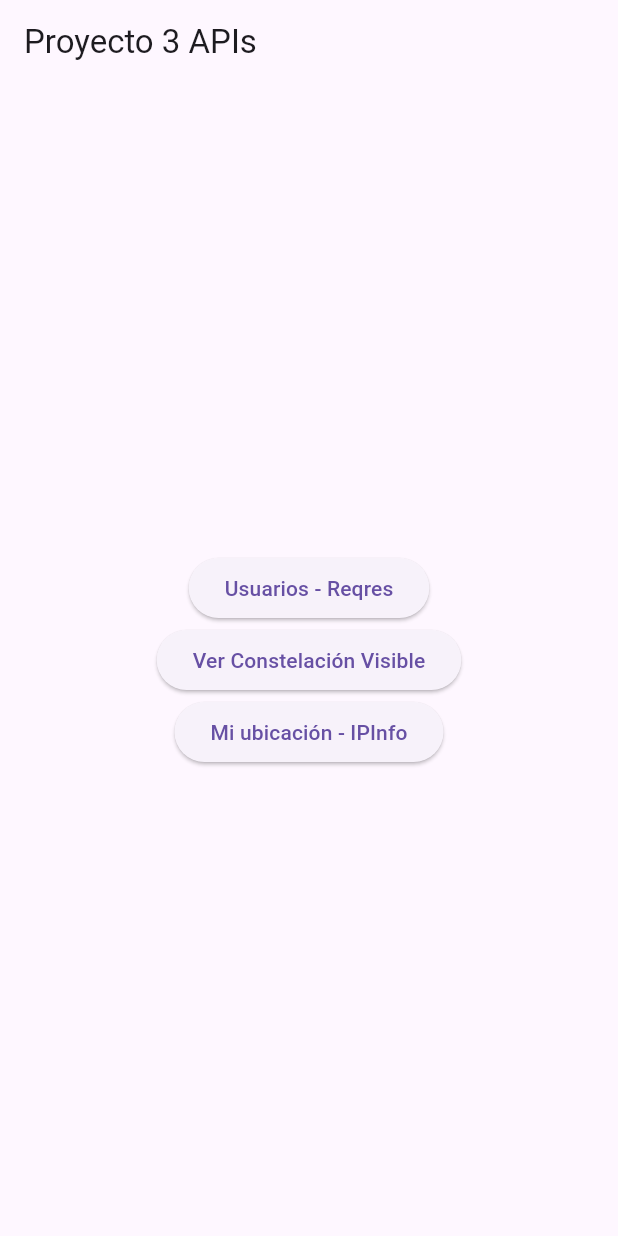
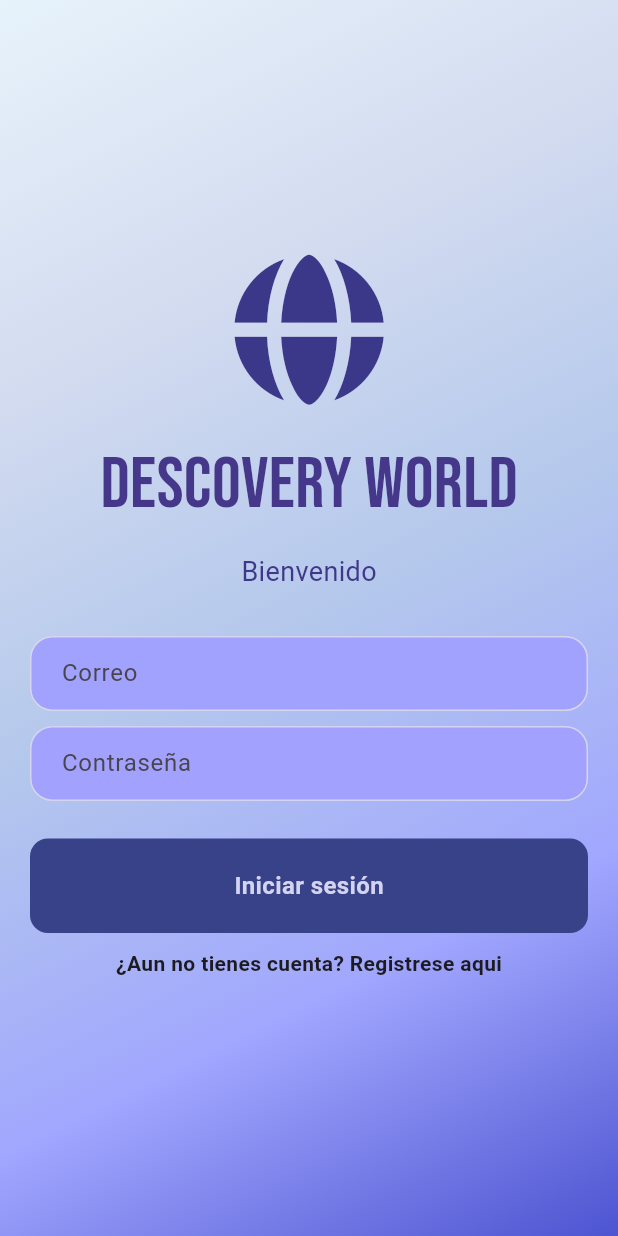
Before and after one commit to alexisollwell/proyectos, a Flutter app: the screen it shows after launch, on a phone screen of 412 x 824 dp. Run offline on Flutter 3.47's test engine with Material 3 defaults, Android fonts, the phone set to English and light mode, and no system bars; our stand-ins replace font_awesome_flutter, google_fonts.

Commit message:
Login hecho

```diff
--- a/Equipo_1/lib/main.dart
+++ b/Equipo_1/lib/main.dart
@@ -1,4 +1,5 @@
 import 'package:flutter/material.dart';
+import 'package:proyectos/views/pages/login_page.dart';
 import 'views/pages/users_page.dart';
 import 'views/pages/spacex_page.dart';
 import 'views/pages/ipinfo_page.dart';
@@ -15,7 +16,7 @@ class MyApp extends StatelessWidget {
     return MaterialApp(
       title: 'Proyecto APIs',
       debugShowCheckedModeBanner: false,
-      home: const HomePage(),
+      home: const LoginPage(),
     );
   }
 }
--- /dev/null
+++ b/Equipo_1/lib/views/pages/login_page.dart
@@ -0,0 +1,165 @@
+import 'package:flutter/material.dart';
+import 'package:font_awesome_flutter/font_awesome_flutter.dart';
+import 'package:google_fonts/google_fonts.dart';
+import 'package:proyectos/main.dart';
+
+class LoginPage extends StatefulWidget {
+  const LoginPage({super.key});
+
+  @override
+  State<LoginPage> createState() => _LoginPageState();
+}
+
+class _LoginPageState extends State<LoginPage> {
+  @override
+  Widget build(BuildContext context) {
+    return Scaffold(
+      body: Container(
+        decoration: const BoxDecoration(
+          gradient: LinearGradient(
+            colors: <Color>[
+              // Color(0xffF9FBE7),
+              // Color(0xffF0EDD4),
+              // Color(0xffECCDB4),
+              // Color(0xffFEA1A1),
+              // Color(0xffD14D72),
+              Color.fromARGB(255, 231, 243, 251),
+              Color.fromARGB(255, 212, 220, 240),
+              Color.fromARGB(255, 180, 200, 236),
+              Color.fromARGB(255, 161, 167, 254),
+              Color.fromARGB(255, 77, 84, 209),
+            ],
+            begin: Alignment.topLeft,
+            end: Alignment.bottomRight,
+          ),
+        ),
+        child: SafeArea(
+          child: Center(
+            child: SingleChildScrollView(
+              child: Column(
+                children: [
+                  FaIcon(
+                    FontAwesomeIcons.globe,
+                    color: Color.fromARGB(255, 59, 55, 137),
+                    size: 100,
+                  ),
+                  SizedBox(height: 20),
+
+                  Text(
+                    "DESCOVERY WORLD",
+                    style: GoogleFonts.bebasNeue(
+                      fontSize: 48,
+                      color: const Color.fromARGB(255, 69, 55, 137),
+                    ),
+                  ),
+                  const SizedBox(height: 10),
+                  const Text(
+                    "Bienvenido",
+                    style: TextStyle(
+                      fontSize: 18,
+                      color: Color.fromARGB(255, 64, 55, 137),
+                      //fontWeight: FontWeight.bold
+                    ),
+                  ),
+                  const SizedBox(height: 30),
+
+                  Padding(
+                    padding: const EdgeInsets.symmetric(horizontal: 20.0),
+                    child: Container(
+                      decoration: BoxDecoration(
+                        color: const Color.fromARGB(255, 161, 161, 254),
+                        border: Border.all(
+                          color: const Color.fromARGB(255, 215, 212, 240),
+                        ),
+                        borderRadius: BorderRadius.circular(15),
+                      ),
+                      child: const Padding(
+                        padding: EdgeInsets.only(left: 20.0),
+                        child: TextField(
+                          decoration: InputDecoration(
+                            border: InputBorder.none,
+                            hintText: "Correo",
+                          ),
+                        ),
+                      ),
+                    ),
+                  ),
+                  const SizedBox(height: 10),
+
+                  Padding(
+                    padding: const EdgeInsets.symmetric(horizontal: 20.0),
+                    child: Container(
+                      decoration: BoxDecoration(
+                        color: const Color.fromARGB(255, 163, 161, 254),
+                        border: Border.all(
+                          color: const Color.fromARGB(255, 212, 212, 240),
+                        ),
+                        borderRadius: BorderRadius.circular(15),
+                      ),
+                      child: const Padding(
+                        padding: EdgeInsets.only(left: 20.0),
+                        child: TextField(
+                          obscureText: true,
+                          decoration: InputDecoration(
+                            border: InputBorder.none,
+                            hintText: "Contraseña",
+                          ),
+                        ),
+                      ),
+                    ),
+                  ),
+                  const SizedBox(height: 25),
+
+                  Padding(
+                    padding: const EdgeInsets.symmetric(horizontal: 20.0),
+                    child: GestureDetector(
+                      onTap: () => Navigator.push(
+                        context,
+                        MaterialPageRoute(builder: (_) => const HomePage()),
+                      ),
+                      child: Container(
+                        padding: EdgeInsets.all(20),
+                        decoration: BoxDecoration(
+                          color: Color.fromARGB(255, 55, 66, 137),
+                          borderRadius: BorderRadius.circular(12),
+                        ),
+                        child: const Center(
+                          child: Text(
+                            "Iniciar sesión",
+                            style: TextStyle(
+                              color: Color.fromARGB(255, 212, 212, 240),
+                              fontWeight: FontWeight.bold,
+                              fontSize: 16,
+                            ),
+                          ),
+                        ),
+                      ),
+                    ),
+                  ),
+
+                  Padding(
+                    padding: const EdgeInsets.only(top: 8.0),
+                    child: Row(
+                      mainAxisAlignment: MainAxisAlignment.center,
+                      children: const [
+                        Text(
+                          "¿Aun no tienes cuenta? ",
+                          style: TextStyle(fontWeight: FontWeight.bold),
+                        ),
+                        Text(
+                          "Registrese aqui",
+                          style: TextStyle(fontWeight: FontWeight.bold),
+                        ),
+                        SizedBox(height: 25),
+                      ],
+                    ),
+                  ),
+                ],
+              ),
+            ),
+          ),
+        ),
+      ),
+    );
+  }
+}
--- a/Equipo_1/pubspec.yaml
+++ b/Equipo_1/pubspec.yaml
@@ -34,6 +34,9 @@ dependencies:
   # The following adds the Cupertino Icons font to your application.
   # Use with the CupertinoIcons class for iOS style icons.
   cupertino_icons: ^1.0.8
+  http: ^1.5.0
+  font_awesome_flutter: ^10.12.0
+  google_fonts: ^6.3.2
 
 dev_dependencies:
   flutter_test:
```
Also changed, not shown: Equipo_1/pubspec.lock.
